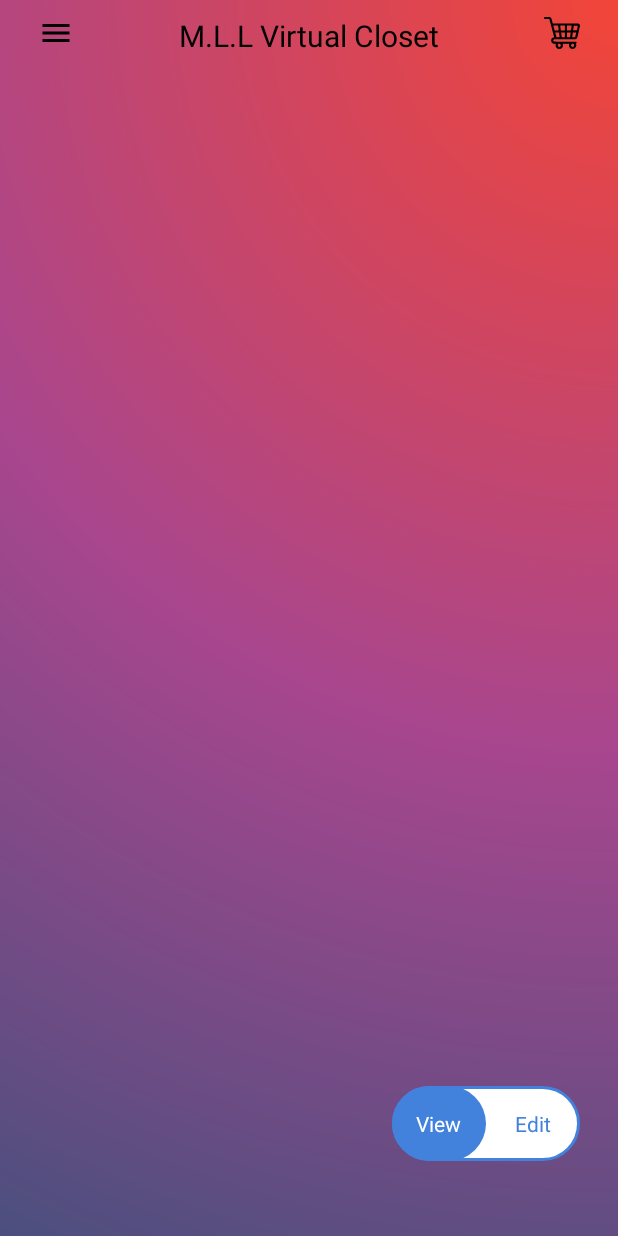
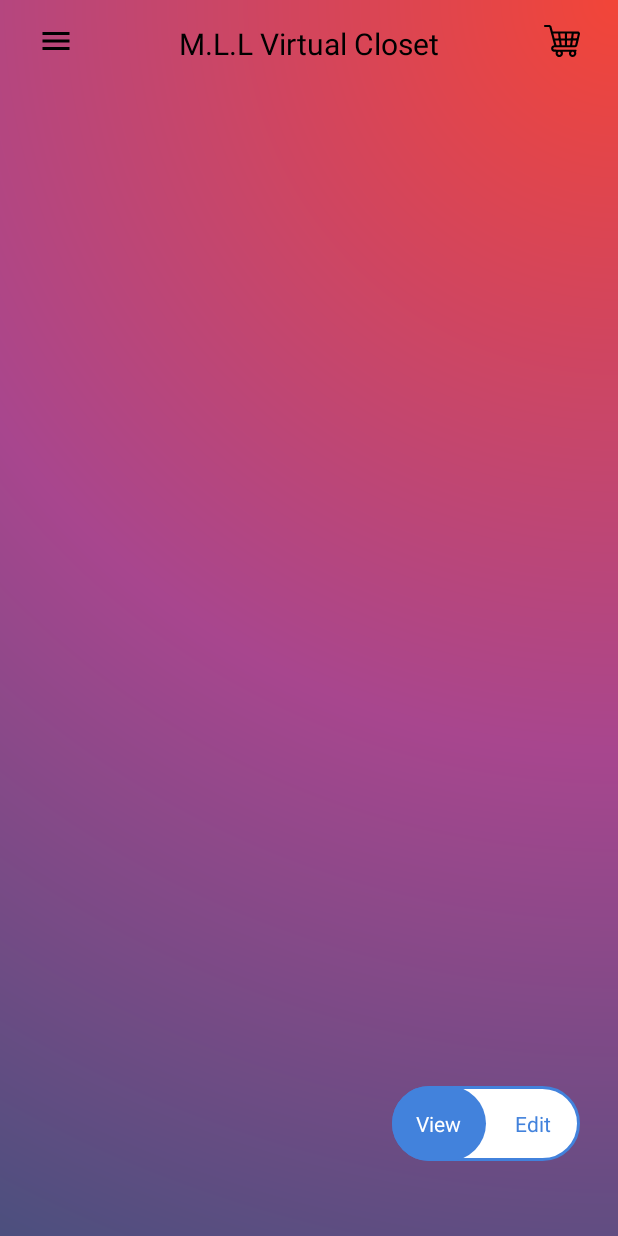
Before and after one commit to Adam-Zborovsky/MLL_Virtual_Closet, an Android app built with Jetpack Compose: the screen it shows after launch (MainActivity), on a phone screen of 412 x 824 dp. Run offline under Robolectric (Android 15) with nearby library versions, the phone set to English and light mode, and no system bars; our stand-ins replace Firebase (no records; nobody signed in at launch, a user with empty details on screens opened directly).

Commit message:
Revert "1"
This reverts commit 40879634bd7231554f54cc92836c7f228568b800.

```diff
--- a/app/src/main/java/GOLD/MLL/VirtualCloset/MainActivity.kt
+++ b/app/src/main/java/GOLD/MLL/VirtualCloset/MainActivity.kt
@@ -22,13 +22,8 @@ import androidx.drawerlayout.widget.DrawerLayout
 import androidx.recyclerview.widget.GridLayoutManager
 import androidx.recyclerview.widget.RecyclerView
 import GOLD.MLL.VirtualCloset.Adapters.ClothsAdapter
-import android.view.View
-import android.view.ViewTreeObserver
-import android.view.animation.AccelerateInterpolator
-import android.view.animation.DecelerateInterpolator
 import android.widget.Button
 import androidx.activity.result.ActivityResultLauncher
-import androidx.appcompat.widget.SearchView
 import com.google.android.material.button.MaterialButton
 import com.google.android.material.navigation.NavigationView
 import com.google.firebase.Firebase
@@ -50,7 +45,6 @@ class MainActivity : ComponentActivity() {
     private var backUri: Uri? = null
     private lateinit var chooseBackImage: ActivityResultLauncher<Intent>
     private var items = ArrayList<Cloths>()
-    private lateinit var refresh: TextView
     private var adapter = ClothsAdapter(items)
     override fun onCreate(savedInstanceState: Bundle?) {
         super.onCreate(savedInstanceState)
@@ -63,7 +57,7 @@ class MainActivity : ComponentActivity() {
         val switchOnOff = findViewById<SwitchCompat>(R.id.switchOnOff)
         val containerRL = findViewById<RelativeLayout>(R.id.idRLContainer)
         val tvSwitchShahar = findViewById<TextView>(R.id.tvSwitchYes)
-        refresh = findViewById(R.id.appName)
+        val refresh = findViewById<TextView>(R.id.appName)
         val tvSwitchAdam = findViewById<TextView>(R.id.tvSwitchNo)
         var switch = false
         var (backgroundResId, shaharTextColor, adamTextColor) =
@@ -117,19 +111,6 @@ class MainActivity : ComponentActivity() {
             chooseImage.launch(pickImg)
             metaOfFile()
         }
-
-//        val recyclerview = findViewById<RecyclerView>(R.id.recyclerView)
-//        val searchView = findViewById<SearchView>(R.id.searchView)
-//        recyclerview.setOnScrollChangeListener { _, _, scrollY, _, oldScrollY ->
-//            if (!recyclerview.canScrollVertically(-1)) {
-//                searchView.visibility = View.VISIBLE
-//                searchView.background = ResourcesCompat.getDrawable(resources, backgroundResId, null)
-//                searchView.animate().translationY(0f).setInterpolator(DecelerateInterpolator()).start()
-//            } else if (scrollY > oldScrollY) {
-//                // User is scrolling down, hide the search bar
-//                searchView.animate().translationY(-searchView.height.toFloat()).setInterpolator(AccelerateInterpolator()).start()
-//            }
-//        }
 
         wishlist.setOnClickListener {
             val intent = Intent(this, Wishlist::class.java)
@@ -251,7 +232,6 @@ class MainActivity : ComponentActivity() {
                     db.collection(folder).document(fileName)
                         .set(data)
                         .addOnSuccessListener {
-                            refresh.performClick()
                             Log.d("Upload To Database", "DocumentSnapshot successfully written!")
                         }
                 }
--- a/app/src/main/java/GOLD/MLL/VirtualCloset/ProductDetails.kt
+++ b/app/src/main/java/GOLD/MLL/VirtualCloset/ProductDetails.kt
@@ -9,6 +9,8 @@ import androidx.constraintlayout.widget.ConstraintLayout
 import androidx.recyclerview.widget.LinearLayoutManager
 import androidx.recyclerview.widget.RecyclerView
 import GOLD.MLL.VirtualCloset.Adapters.MatchingAdapter
+import GOLD.MLL.VirtualCloset.Cloths
+import GOLD.MLL.VirtualCloset.R
 import android.content.Intent
 import android.util.Log
 import android.view.LayoutInflater
--- a/app/src/main/res/layout/activity_main.xml
+++ b/app/src/main/res/layout/activity_main.xml
@@ -20,10 +20,21 @@
             android:layout_width="match_parent"
             android:layout_height="match_parent">
 
+            <androidx.recyclerview.widget.RecyclerView
+                android:id="@+id/recyclerView"
+                android:layout_width="match_parent"
+                android:layout_height="match_parent"
+                android:layout_marginTop="40dp"
+                app:layout_constraintStart_toStartOf="parent"
+                app:layout_constraintTop_toTopOf="parent"
+                tools:listitem="@layout/cloth_adapter">
+
+            </androidx.recyclerview.widget.RecyclerView>
+
             <FrameLayout
                 android:layout_width="match_parent"
                 android:layout_height="wrap_content"
-                android:layout_marginTop="10dp"
+                android:layout_marginTop="15dp"
                 app:layout_constraintStart_toStartOf="parent"
                 app:layout_constraintTop_toTopOf="parent">
 
@@ -40,7 +51,7 @@
                     android:id="@+id/appName"
                     android:layout_width="wrap_content"
                     android:layout_height="wrap_content"
-                    android:layout_gravity="center|top"
+                    android:layout_gravity="center"
                     android:text="M.L.L Virtual Closet"
                     android:textColor="@color/black"
                     android:textSize="20sp" />
@@ -55,17 +66,6 @@
                     android:contentDescription="refresh"
                     tools:ignore="TouchTargetSizeCheck" />
             </FrameLayout>
-
-            <androidx.recyclerview.widget.RecyclerView
-                android:id="@+id/recyclerView"
-                android:layout_width="match_parent"
-                android:layout_height="match_parent"
-                android:layout_marginTop="50dp"
-                app:layout_constraintStart_toStartOf="parent"
-                app:layout_constraintTop_toTopOf="parent"
-                tools:listitem="@layout/cloth_adapter">
-
-            </androidx.recyclerview.widget.RecyclerView>
 
             <RelativeLayout
                 android:layout_width="125dp"
@@ -121,15 +121,6 @@
 
             </RelativeLayout>
 
-            <androidx.appcompat.widget.SearchView
-                android:id="@+id/searchView"
-                android:layout_width="match_parent"
-                android:layout_height="wrap_content"
-                android:layout_alignParentTop="true"
-                android:visibility="gone"
-                app:layout_constraintStart_toStartOf="parent"
-                app:layout_constraintTop_toTopOf="parent" />
-
         </androidx.constraintlayout.widget.ConstraintLayout>
 
         <com.google.android.material.navigation.NavigationView
--- a/settings.gradle.kts
+++ b/settings.gradle.kts
@@ -3,16 +3,13 @@ pluginManagement {
         google()
         mavenCentral()
         gradlePluginPortal()
-        maven { url = uri("https://jitpack.io") }
     }
 }
-
 dependencyResolutionManagement {
     repositoriesMode.set(RepositoriesMode.FAIL_ON_PROJECT_REPOS)
     repositories {
         google()
         mavenCentral()
-        maven { url = uri("https://jitpack.io") }
     }
 }
 
```
Also changed, not shown: app/build.gradle.kts (+8 -8 lines), 6 other files.
